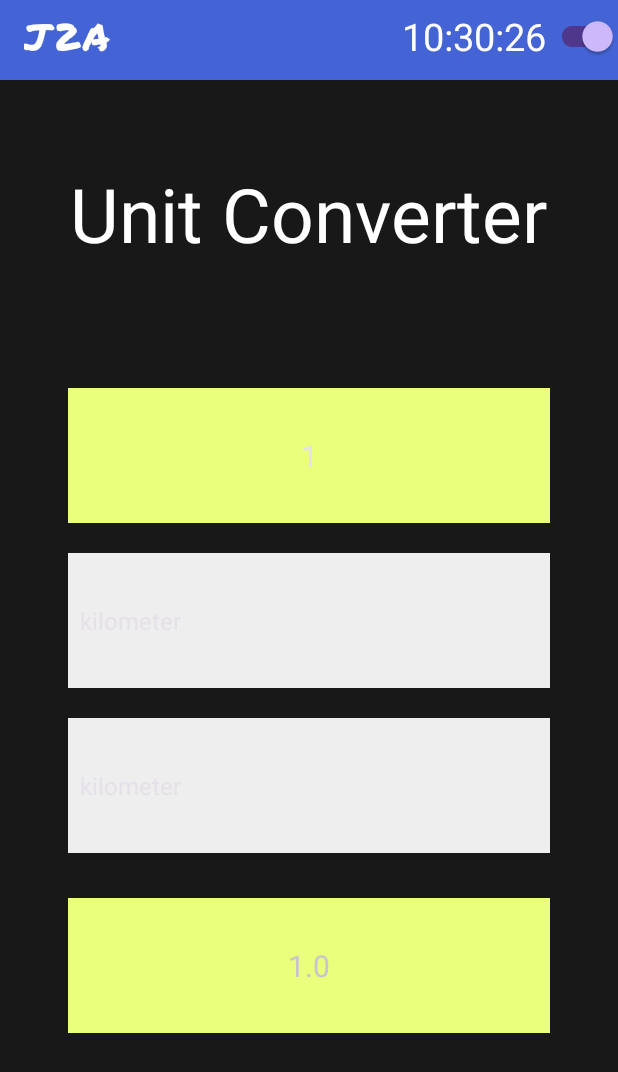
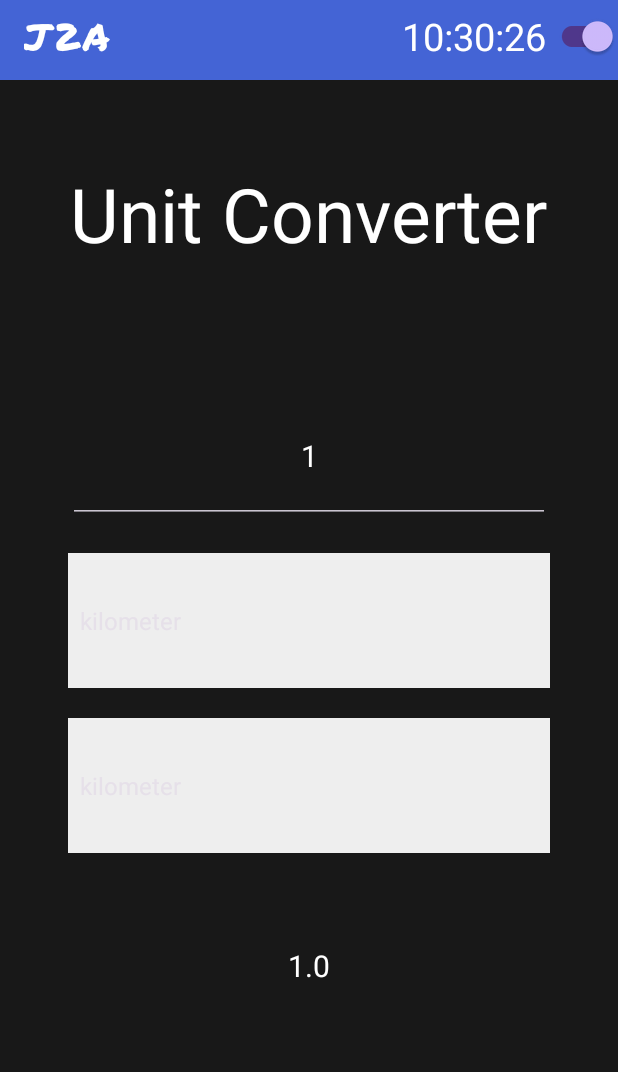
Before and after one commit to sanchit1053/androidAppWXP, an Android app: the fragment UnitConverterFragment placed in its activity, on a phone screen of 412 x 824 dp. Shown: the top 1072 px of the screen. Run offline under Robolectric (Android 15) with nearby library versions, the light colour scheme and no system bars.

Commit message:
fixed bug where could click buttons which are behind frament
Embarrasingly you could still buttons that were hidden by fragments,
You needed to make the fragment clickable and focusable
I have added that to all four major fragments
hope it works now

```diff
--- a/app/src/main/res/layout/fragment_counter.xml
+++ b/app/src/main/res/layout/fragment_counter.xml
@@ -5,6 +5,8 @@
     android:orientation="vertical"
     android:gravity="center"
     android:scrollbars="vertical"
+    android:clickable="true"
+    android:focusable="true"
     style="@style/SCREEN">
 
     <TextView
--- a/app/src/main/res/layout/quote_generator.xml
+++ b/app/src/main/res/layout/quote_generator.xml
@@ -4,6 +4,8 @@
     android:layout_height="match_parent"
     android:layout_gravity="center"
     android:padding="16dp"
+    android:clickable="true"
+    android:focusable="true"
     style="@style/SCREEN">
 
     <TextView
--- a/app/src/main/res/layout/tip_calculator.xml
+++ b/app/src/main/res/layout/tip_calculator.xml
@@ -5,6 +5,8 @@
     android:layout_height="match_parent"
     android:orientation="vertical"
     android:padding="16dp"
+    android:clickable="true"
+    android:focusable="true"
     style="@style/SCREEN"
     >
 
--- a/app/src/main/res/layout/unit_converter_fragment.xml
+++ b/app/src/main/res/layout/unit_converter_fragment.xml
@@ -7,6 +7,8 @@
     android:gravity="center_horizontal"
     android:orientation="vertical"
     android:padding="5dp"
+    android:clickable="true"
+    android:focusable="true"
     style="@style/SCREEN">
 
     <TextView
@@ -18,6 +20,7 @@
         style="@style/TEXT"
         android:textSize="50sp" />
 
+    <!--        android:background="#eaff7b"-->
     <EditText
         android:id="@+id/textInput"
         android:layout_width="match_parent"
@@ -25,7 +28,7 @@
         android:layout_marginHorizontal="40dp"
         android:layout_marginVertical="10dp"
         android:autofillHints="Enter a Number"
-        android:background="#eaff7b"
+        style="@style/TEXT"
         android:gravity="center"
         android:inputType="number"
         android:minWidth="50dp"
@@ -57,7 +60,7 @@
         android:layout_height="90dp"
         android:layout_marginHorizontal="40dp"
         android:layout_marginTop="20dp"
-        android:background="#eaff7b"
+        style="@style/TEXT"
         android:gravity="center"
         android:minWidth="50dp"
         android:padding="10dp"
```
